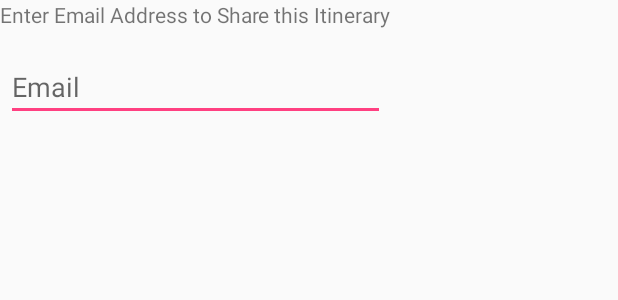
After one commit to lb7/info448-final, an Android app: the layout dialog_share.xml on its own in the app's theme, with its tools: preview values and no code run, on a phone screen of 412 x 824 dp. The commit adds this screen. Shown: the top 300 px of the screen. Run offline under Robolectric (Android 15) with nearby library versions, the phone set to English and light mode, and no system bars.

Commit message:
Add api requests with some dialog and navigation improvements

```diff
--- /dev/null
+++ b/LocalTravelApp/app/src/main/res/layout/dialog_share.xml
@@ -0,0 +1,20 @@
+<?xml version="1.0" encoding="utf-8"?>
+<LinearLayout xmlns:android="http://schemas.android.com/apk/res/android"
+    android:orientation="vertical"
+    android:layout_width="wrap_content"
+    android:layout_height="wrap_content">
+    <TextView
+        android:layout_width="wrap_content"
+        android:layout_height="wrap_content"
+        android:text="Enter Email Address to Share this Itinerary"/>
+    <EditText
+        android:id="@+id/enterEmail"
+        android:inputType="textEmailAddress"
+        android:layout_width="match_parent"
+        android:layout_height="wrap_content"
+        android:layout_marginTop="16dp"
+        android:layout_marginLeft="4dp"
+        android:layout_marginRight="4dp"
+        android:layout_marginBottom="4dp"
+        android:hint="Email" />
+</LinearLayout>
--- a/LocalTravelApp/app/src/main/res/layout/fragment_itinerary_detail.xml
+++ b/LocalTravelApp/app/src/main/res/layout/fragment_itinerary_detail.xml
@@ -39,6 +39,6 @@
     <ListView
         android:id="@+id/placeItems"
         android:layout_width="match_parent"
-        android:layout_height="wrap_content"/>
+        android:layout_height="wrap_content" />
 
 </LinearLayout>
```
Also changed, not shown: LocalTravelApp/app/src/main/java/edu/uw/lbaker7/localtravelapp/PlaceItem.java (+30 -0 lines), LocalTravelApp/app/src/main/java/edu/uw/lbaker7/localtravelapp/activitites/ItineraryActivity.java (+14 -1 lines), LocalTravelApp/app/src/main/java/edu/uw/lbaker7/localtravelapp/activitites/MapsActivity.java (+1 -9 lines), LocalTravelApp/app/src/main/java/edu/uw/lbaker7/localtravelapp/fragments/ItineraryDetailFragment.java (+118 -10 lines), LocalTravelApp/app/src/main/java/edu/uw/lbaker7/localtravelapp/fragments/dialogs/ShareItineraryDialog.java (added, +44 -0 lines), LocalTravelApp/app/src/main/res/layout/item_place.xml (+6 -1 lines).
